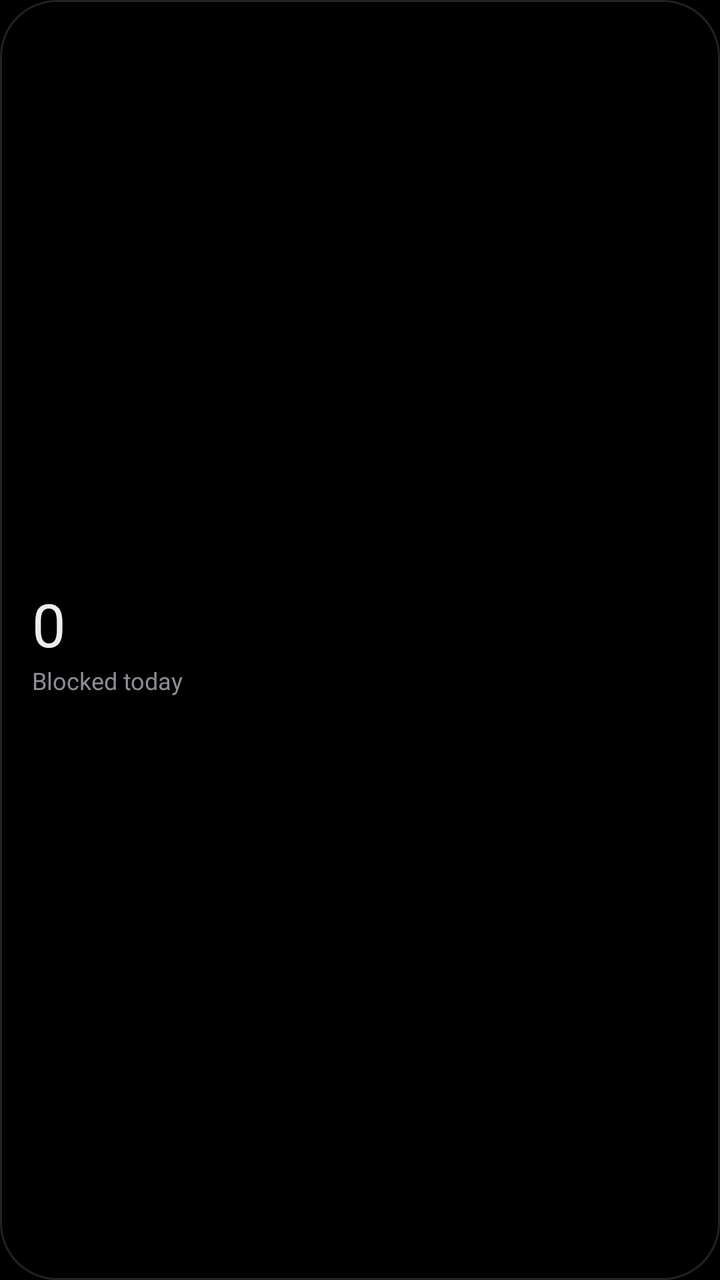
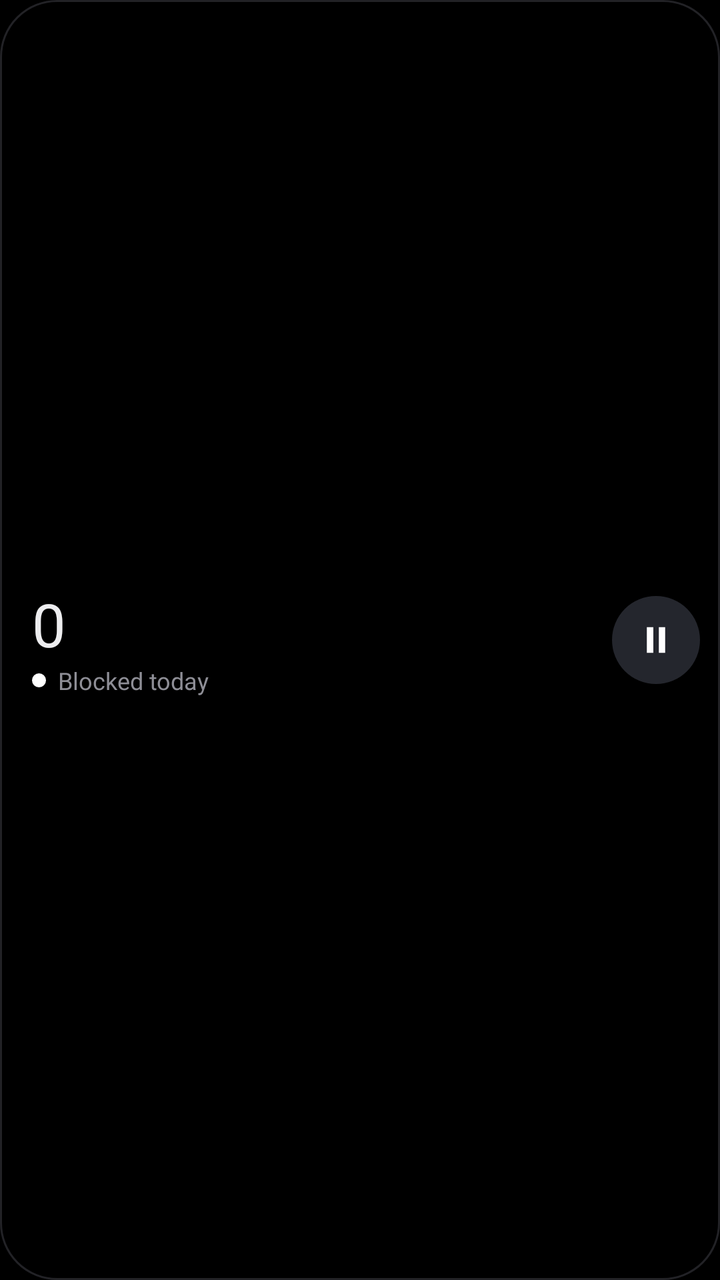

Before-and-after screenshots of an Android layout around one commit, followed by the original layout XML and the change that was made.
<!-- AndroidManifest.xml: application theme Theme.Aduster -->
<!-- res/layout/widget_stats.xml -->
<?xml version="1.0" encoding="utf-8"?>
<LinearLayout xmlns:android="http://schemas.android.com/apk/res/android"
    android:id="@+id/widget_root"
    android:layout_width="match_parent"
    android:layout_height="match_parent"
    android:background="@drawable/widget_bg"
    android:gravity="center_vertical"
    android:orientation="vertical"
    android:paddingHorizontal="16dp"
    android:paddingVertical="10dp">

    <TextView
        android:id="@+id/widget_count"
        android:layout_width="wrap_content"
        android:layout_height="wrap_content"
        android:fontFamily="@font/google_sans_medium"
        android:fontFeatureSettings="tnum"
        android:maxLines="1"
        android:text="0"
        android:textColor="#FFEDEDEF"
        android:textSize="30sp" />

    <TextView
        android:id="@+id/widget_caption"
        android:layout_width="wrap_content"
        android:layout_height="wrap_content"
        android:fontFamily="@font/google_sans_regular"
        android:maxLines="1"
        android:text="Blocked today"
        android:textColor="#FF8E8E96"
        android:textSize="12sp" />
</LinearLayout>
<!-- resources referenced by this layout -->
<resources>
  <!-- drawable widget_bg (drawable) -->
  <?xml version="1.0" encoding="utf-8"?>
  <shape xmlns:android="http://schemas.android.com/apk/res/android" android:shape="rectangle">
      <solid android:color="#FF000000" />
      <stroke android:width="1dp" android:color="#FF222226" />
      <corners android:radius="@android:dimen/system_app_widget_background_radius" />
  </shape>
  <style name="Theme.Aduster" parent="android:Theme.Material.NoActionBar">
          <item name="android:windowBackground">@android:color/black</item>
          <item name="android:statusBarColor">@android:color/transparent</item>
          <item name="android:navigationBarColor">@android:color/transparent</item>
          <item name="android:windowLightStatusBar">false</item>
      </style>
</resources>

<!-- the commit's change to res/layout/widget_stats.xml (unified diff, before → after) -->
@@ -5,28 +5,61 @@
     android:layout_height="match_parent"
     android:background="@drawable/widget_bg"
     android:gravity="center_vertical"
-    android:orientation="vertical"
-    android:paddingHorizontal="16dp"
+    android:orientation="horizontal"
+    android:paddingStart="16dp"
+    android:paddingEnd="10dp"
     android:paddingVertical="10dp">
 
-    <TextView
-        android:id="@+id/widget_count"
-        android:layout_width="wrap_content"
+    <LinearLayout
+        android:layout_width="0dp"
         android:layout_height="wrap_content"
-        android:fontFamily="@font/google_sans_medium"
-        android:fontFeatureSettings="tnum"
-        android:maxLines="1"
-        android:text="0"
-        android:textColor="#FFEDEDEF"
-        android:textSize="30sp" />
+        android:layout_weight="1"
+        android:orientation="vertical">
 
-    <TextView
-        android:id="@+id/widget_caption"
-        android:layout_width="wrap_content"
-        android:layout_height="wrap_content"
-        android:fontFamily="@font/google_sans_regular"
-        android:maxLines="1"
-        android:text="Blocked today"
-        android:textColor="#FF8E8E96"
-        android:textSize="12sp" />
+        <TextView
+            android:id="@+id/widget_count"
+            android:layout_width="wrap_content"
+            android:layout_height="wrap_content"
+            android:fontFamily="@font/google_sans_medium"
+            android:fontFeatureSettings="tnum"
+            android:maxLines="1"
+            android:text="0"
+            android:textColor="#FFEDEDEF"
+            android:textSize="30sp" />
+
+        <LinearLayout
+            android:layout_width="wrap_content"
+            android:layout_height="wrap_content"
+            android:gravity="center_vertical"
+            android:orientation="horizontal">
+
+            <ImageView
+                android:id="@+id/widget_dot"
+                android:layout_width="7dp"
+                android:layout_height="7dp"
+                android:layout_marginEnd="6dp"
+                android:importantForAccessibility="no"
+                android:src="@drawable/widget_dot" />
+
+            <TextView
+                android:id="@+id/widget_caption"
+                android:layout_width="wrap_content"
+                android:layout_height="wrap_content"
+                android:fontFamily="@font/google_sans_regular"
+                android:maxLines="1"
+                android:text="Blocked today"
+                android:textColor="#FF8E8E96"
+                android:textSize="12sp" />
+        </LinearLayout>
+    </LinearLayout>
+
+    <ImageView
+        android:id="@+id/widget_button"
+        android:layout_width="44dp"
+        android:layout_height="44dp"
+        android:layout_marginStart="8dp"
+        android:background="@drawable/widget_button_bg"
+        android:contentDescription="Pause protection"
+        android:padding="11dp"
+        android:src="@drawable/ic_stat_pause" />
 </LinearLayout>
<!-- resource entries referenced after the edit -->
@@ -1,11 +1,32 @@
 <!-- resources referenced by this layout -->
 <resources>
+  <!-- drawable ic_stat_pause (drawable) -->
+  <?xml version="1.0" encoding="utf-8"?>
+  <vector xmlns:android="http://schemas.android.com/apk/res/android"
+      android:width="24dp"
+      android:height="24dp"
+      android:viewportWidth="24"
+      android:viewportHeight="24">
+      <path
+          android:fillColor="#FFFFFFFF"
+          android:pathData="M7,5h3.5v14h-3.5zM13.5,5h3.5v14h-3.5z" />
+  </vector>
   <!-- drawable widget_bg (drawable) -->
   <?xml version="1.0" encoding="utf-8"?>
   <shape xmlns:android="http://schemas.android.com/apk/res/android" android:shape="rectangle">
       <solid android:color="#FF000000" />
       <stroke android:width="1dp" android:color="#FF222226" />
       <corners android:radius="@android:dimen/system_app_widget_background_radius" />
+  </shape>
+  <!-- drawable widget_button_bg (drawable) -->
+  <?xml version="1.0" encoding="utf-8"?>
+  <shape xmlns:android="http://schemas.android.com/apk/res/android" android:shape="oval">
+      <solid android:color="#FF24262D" />
+  </shape>
+  <!-- drawable widget_dot (drawable) -->
+  <?xml version="1.0" encoding="utf-8"?>
+  <shape xmlns:android="http://schemas.android.com/apk/res/android" android:shape="oval">
+      <solid android:color="#FFFFFFFF" />
   </shape>
   <style name="Theme.Aduster" parent="android:Theme.Material.NoActionBar">
           <item name="android:windowBackground">@android:color/black</item>
